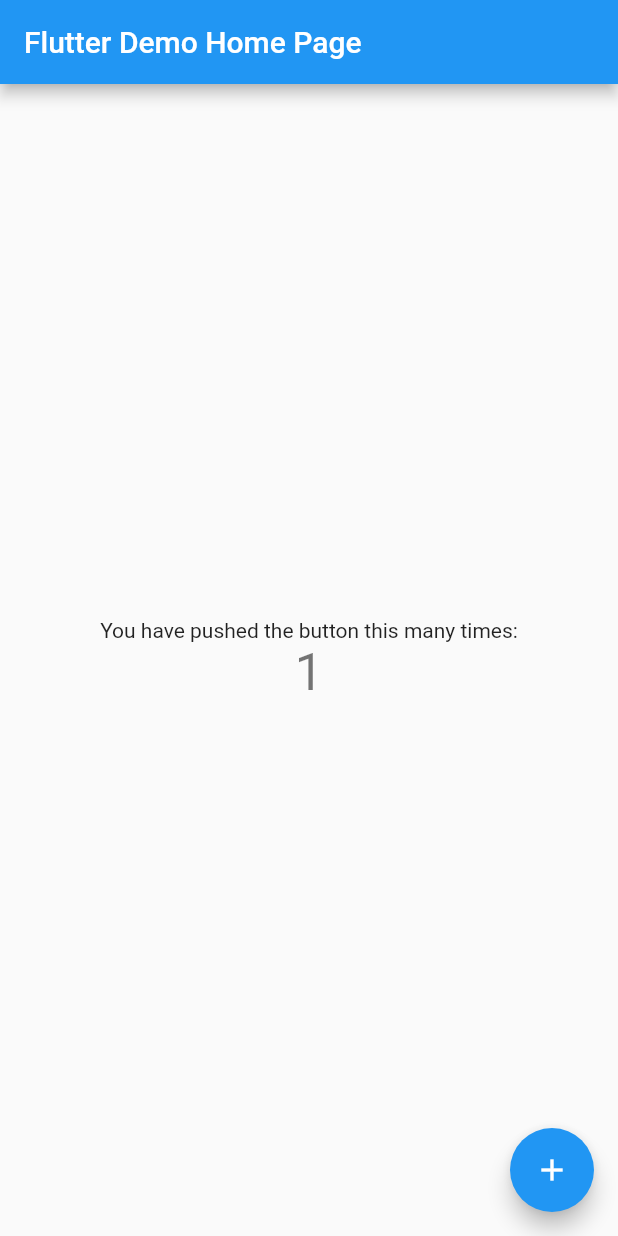
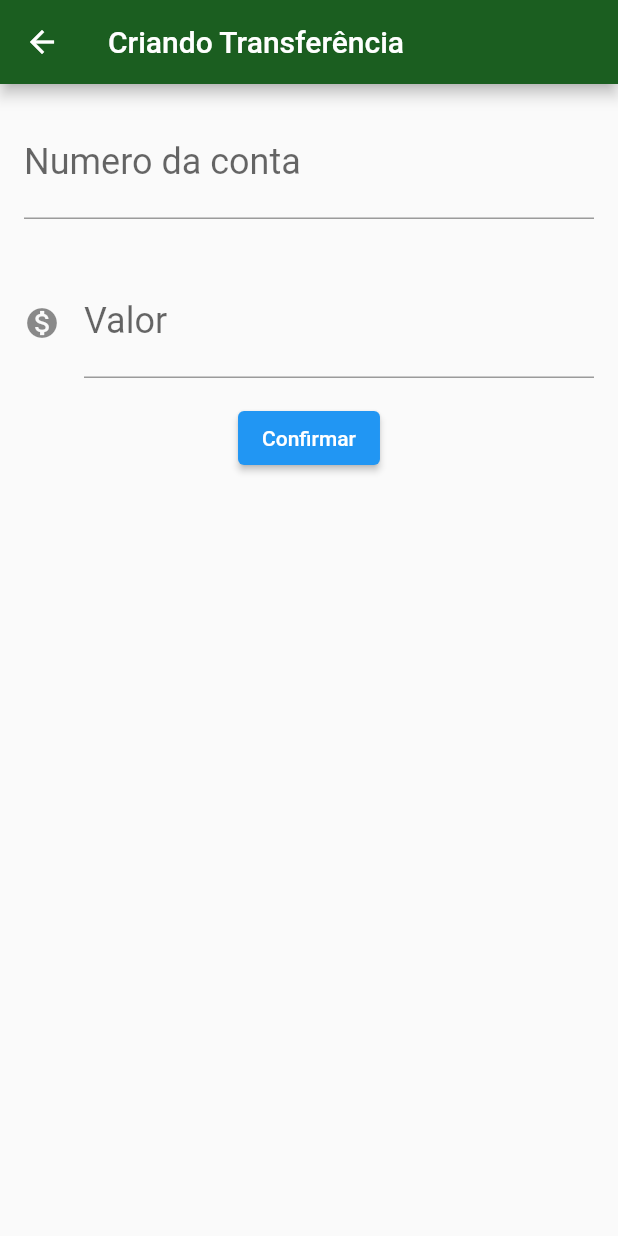
Before and after one commit to PanzerBerg/flutter_bytebank, a Flutter app: the screen it shows after launch, after a tap on the "add" icon, on a phone screen of 412 x 824 dp. Run offline on Flutter 3.47's test engine with Material 2 defaults, Android fonts, the phone set to English and light mode, and no system bars.

Commit message:
projeto finalizado

```diff
--- /dev/null
+++ b/lib/components/editor.dart
@@ -0,0 +1,32 @@
+import 'package:flutter/material.dart';
+
+class Editor extends StatelessWidget {
+  final TextEditingController? controller;
+  final String? rotulo;
+  final String? dica;
+  final IconData? icon;
+
+  Editor({
+    this.controller,
+    this.rotulo,
+    this.dica,
+    this.icon,
+  });
+
+  @override
+  Widget build(BuildContext context) {
+    return Padding(
+      padding: const EdgeInsets.all(16.0),
+      child: TextField(
+        controller: controller,
+        style: TextStyle(fontSize: 24.0),
+        decoration: InputDecoration(
+          icon: icon != null ? Icon(icon) : null,
+          labelText: rotulo,
+          hintText: dica,
+        ),
+        keyboardType: TextInputType.number,
+      ),
+    );
+  }
+}
--- a/lib/main.dart
+++ b/lib/main.dart
@@ -1,113 +1,23 @@
+import 'package:bytebank/screens/transferencia/lista.dart';
 import 'package:flutter/material.dart';
 
 void main() {
-  runApp(MyApp());
+  runApp(BytebankApp());
 }
 
-class MyApp extends StatelessWidget {
-  // This widget is the root of your application.
+class BytebankApp extends StatelessWidget {
   @override
   Widget build(BuildContext context) {
     return MaterialApp(
-      title: 'Flutter Demo',
       theme: ThemeData(
-        // This is the theme of your application.
-        //
-        // Try running your application with "flutter run". You'll see the
-        // application has a blue toolbar. Then, without quitting the app, try
-        // changing the primarySwatch below to Colors.green and then invoke
-        // "hot reload" (press "r" in the console where you ran "flutter run",
-        // or simply save your changes to "hot reload" in a Flutter IDE).
-        // Notice that the counter didn't reset back to zero; the application
-        // is not restarted.
-        primarySwatch: Colors.blue,
+        primaryColor: Colors.green[900],
+        accentColor: Colors.blueAccent[700],
+        buttonTheme: ButtonThemeData(
+          buttonColor: Colors.blueAccent[700],
+          textTheme: ButtonTextTheme.primary,
+        ),
       ),
-      home: MyHomePage(title: 'Flutter Demo Home Page'),
+      home: ListaTransferencias(),
     );
   }
 }
-
-class MyHomePage extends StatefulWidget {
-  MyHomePage({Key? key, this.title}) : super(key: key);
-
-  // This widget is the home page of your application. It is stateful, meaning
-  // that it has a State object (defined below) that contains fields that affect
-  // how it looks.
-
-  // This class is the configuration for the state. It holds the values (in this
-  // case the title) provided by the parent (in this case the App widget) and
-  // used by the build method of the State. Fields in a Widget subclass are
-  // always marked "final".
-
-  final String? title;
-
-  @override
-  _MyHomePageState createState() => _MyHomePageState();
-}
-
-class _MyHomePageState extends State<MyHomePage> {
-  int _counter = 0;
-
-  void _incrementCounter() {
-    setState(() {
-      // This call to setState tells the Flutter framework that something has
-      // changed in this State, which causes it to rerun the build method below
-      // so that the display can reflect the updated values. If we changed
-      // _counter without calling setState(), then the build method would not be
-      // called again, and so nothing would appear to happen.
-      _counter++;
-    });
-  }
-
-  @override
-  Widget build(BuildContext context) {
-    // This method is rerun every time setState is called, for instance as done
-    // by the _incrementCounter method above.
-    //
-    // The Flutter framework has been optimized to make rerunning build methods
-    // fast, so that you can just rebuild anything that needs updating rather
-    // than having to individually change instances of widgets.
-    return Scaffold(
-      appBar: AppBar(
-        // Here we take the value from the MyHomePage object that was created by
-        // the App.build method, and use it to set our appbar title.
-        title: Text(widget.title!),
-      ),
-      body: Center(
-        // Center is a layout widget. It takes a single child and positions it
-        // in the middle of the parent.
-        child: Column(
-          // Column is also a layout widget. It takes a list of children and
-          // arranges them vertically. By default, it sizes itself to fit its
-          // children horizontally, and tries to be as tall as its parent.
-          //
-          // Invoke "debug painting" (press "p" in the console, choose the
-          // "Toggle Debug Paint" action from the Flutter Inspector in Android
-          // Studio, or the "Toggle Debug Paint" command in Visual Studio Code)
-          // to see the wireframe for each widget.
-          //
-          // Column has various properties to control how it sizes itself and
-          // how it positions its children. Here we use mainAxisAlignment to
-          // center the children vertically; the main axis here is the vertical
-          // axis because Columns are vertical (the cross axis would be
-          // horizontal).
-          mainAxisAlignment: MainAxisAlignment.center,
-          children: <Widget>[
-            Text(
-              'You have pushed the button this many times:',
-            ),
-            Text(
-              '$_counter',
-              style: Theme.of(context).textTheme.headline4,
-            ),
-          ],
-        ),
-      ),
-      floatingActionButton: FloatingActionButton(
-        onPressed: _incrementCounter,
-        tooltip: 'Increment',
-        child: Icon(Icons.add),
-      ), // This trailing comma makes auto-formatting nicer for build methods.
-    );
-  }
-}
--- /dev/null
+++ b/lib/models/transferencia.dart
@@ -0,0 +1,14 @@
+class Transferencia {
+  final double valor;
+  final int numeroConta;
+
+  Transferencia(
+    this.valor,
+    this.numeroConta,
+  );
+
+  @override
+  String toString() {
+    return 'Transferencia{valor: $valor, numeroConta: $numeroConta}';
+  }
+}
--- /dev/null
+++ b/lib/screens/transferencia/formulario.dart
@@ -0,0 +1,55 @@
+import 'package:bytebank/components/editor.dart';
+import 'package:bytebank/models/transferencia.dart';
+import 'package:flutter/material.dart';
+
+class FormularioTransferencia extends StatefulWidget {
+  @override
+  State<StatefulWidget> createState() {
+    return FormularioTransferenciaState();
+  }
+}
+
+class FormularioTransferenciaState extends State<FormularioTransferencia> {
+  final TextEditingController _numeroContaController = TextEditingController();
+  final TextEditingController _valorController = TextEditingController();
+
+  @override
+  Widget build(BuildContext context) {
+    return Scaffold(
+      appBar: AppBar(
+        title: Text("Criando Transferência"),
+      ),
+      body: SingleChildScrollView(
+        child: Column(
+          children: <Widget>[
+            Editor(
+              controller: _numeroContaController,
+              rotulo: "Numero da conta",
+              dica: "0000",
+            ),
+            Editor(
+              controller: _valorController,
+              rotulo: "Valor",
+              dica: "0.00",
+              icon: Icons.monetization_on,
+            ),
+            ElevatedButton(
+              onPressed: () => _criaTransferencia(context),
+              child: Text("Confirmar"),
+            )
+          ],
+        ),
+      ),
+    );
+  }
+
+  void _criaTransferencia(BuildContext context) {
+    final int? numeroConta = int.tryParse(_numeroContaController.text);
+    final double? valor = double.tryParse(_valorController.text);
+
+    if (numeroConta != null && valor != null) {
+      final transferencia = Transferencia(valor, numeroConta);
+      Navigator.pop(context, transferencia);
+    }
+  }
+}
--- /dev/null
+++ b/lib/screens/transferencia/lista.dart
@@ -0,0 +1,70 @@
+import 'package:bytebank/models/transferencia.dart';
+import 'package:flutter/material.dart';
+
+import 'formulario.dart';
+
+class ListaTransferencias extends StatefulWidget {
+
+  final List<Transferencia> _transferencias = [];
+
+  @override
+  State<StatefulWidget> createState() {
+    return ListaTransferenciaState();
+  }
+}
+
+class ListaTransferenciaState extends State<ListaTransferencias> {
+  @override
+  Widget build(BuildContext context) {
+    return Scaffold(
+      body: ListView.builder(
+        itemCount: widget._transferencias.length,
+        itemBuilder: (context, index) {
+          debugPrint("Entrou no List Builder, index $index");
+          final transferencia = widget._transferencias[index];
+          debugPrint("${transferencia.toString()}");
+          debugPrint("${widget._transferencias.toString()}");
+          return ItemTransferencia(transferencia);
+        },
+      ),
+      floatingActionButton: FloatingActionButton(
+        child: Icon(Icons.add),
+        onPressed: () {
+          final Future future = Navigator.push(context, MaterialPageRoute(builder: (context) {
+            return FormularioTransferencia();
+          }));
+
+          future.then((value) {
+            debugPrint("chegou no then");
+            debugPrint("${value.toString()}");
+            if (value != null) {
+              setState(() {
+                widget._transferencias.add(value);
+              });
+            }
+          });
+
+        },
+      ),
+      appBar: AppBar(
+        title: Text("Transferências"),
+      ),
+    );
+  }
+}
+
+class ItemTransferencia extends StatelessWidget {
+  final Transferencia _transferencia;
+
+  ItemTransferencia(this._transferencia);
+
+  @override
+  Widget build(BuildContext context) {
+    return Card(
+        child: ListTile(
+          leading: Icon(Icons.monetization_on),
+          title: Text(_transferencia.valor.toString()),
+          subtitle: Text(_transferencia.numeroConta.toString()),
+        ));
+  }
+}
```
Also changed, not shown: 1 other file.
